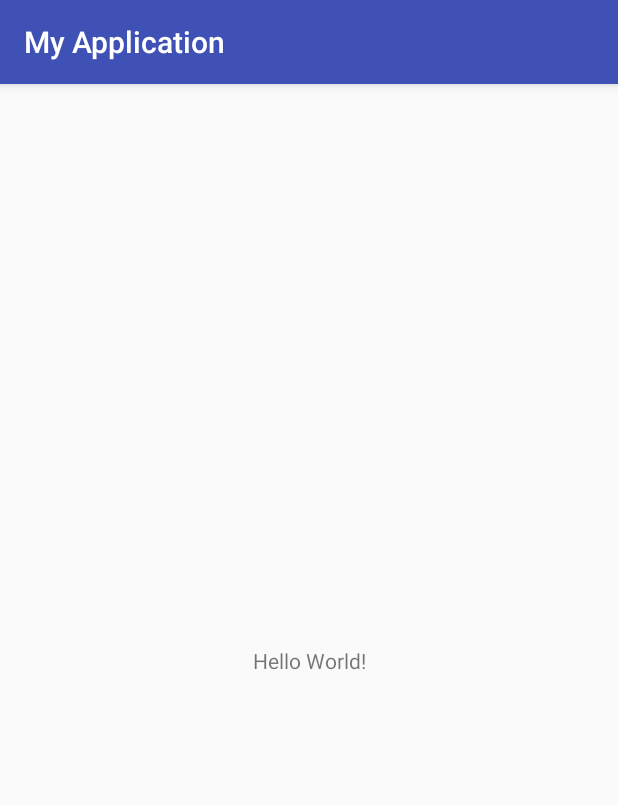
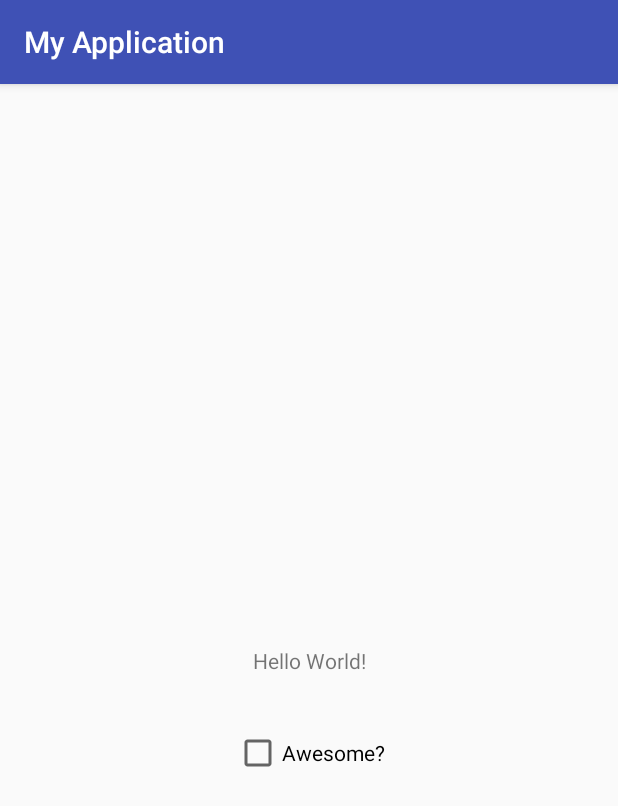
Before and after one commit to MinnyS/my-application-2, an Android app: the screen it shows after launch (MainActivity), on a phone screen of 412 x 824 dp. Shown: the top 806 px of the screen. Run offline under Robolectric (Android 15) with nearby library versions, the phone set to English and light mode, and no system bars.

```diff
--- a/app/src/main/res/layout/activity_main.xml
+++ b/app/src/main/res/layout/activity_main.xml
@@ -7,6 +7,7 @@
     tools:context="com.minnystuff.myapplication.MainActivity">
 
     <TextView
+        android:id="@+id/textView"
         android:layout_width="wrap_content"
         android:layout_height="wrap_content"
         android:text="Hello World!"
@@ -15,4 +16,19 @@
         app:layout_constraintRight_toRightOf="parent"
         app:layout_constraintTop_toTopOf="parent" />
 
+    <CheckBox
+        android:id="@+id/checkBox"
+        android:layout_width="wrap_content"
+        android:layout_height="28dp"
+        android:layout_marginBottom="8dp"
+        android:layout_marginEnd="8dp"
+        android:layout_marginStart="8dp"
+        android:layout_marginTop="8dp"
+        android:text="Awesome?"
+        app:layout_constraintBottom_toBottomOf="parent"
+        app:layout_constraintEnd_toEndOf="parent"
+        app:layout_constraintStart_toStartOf="parent"
+        app:layout_constraintTop_toTopOf="parent"
+        app:layout_constraintVertical_bias="0.586" />
+
 </android.support.constraint.ConstraintLayout>
```
